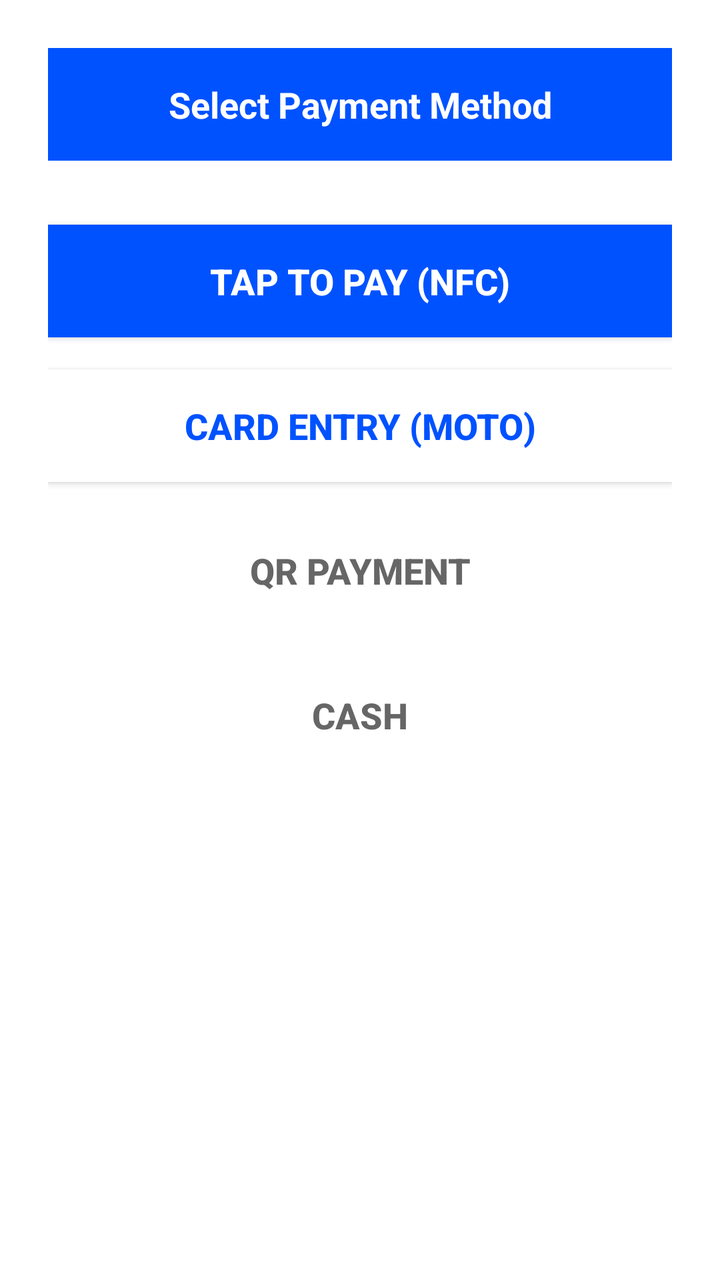
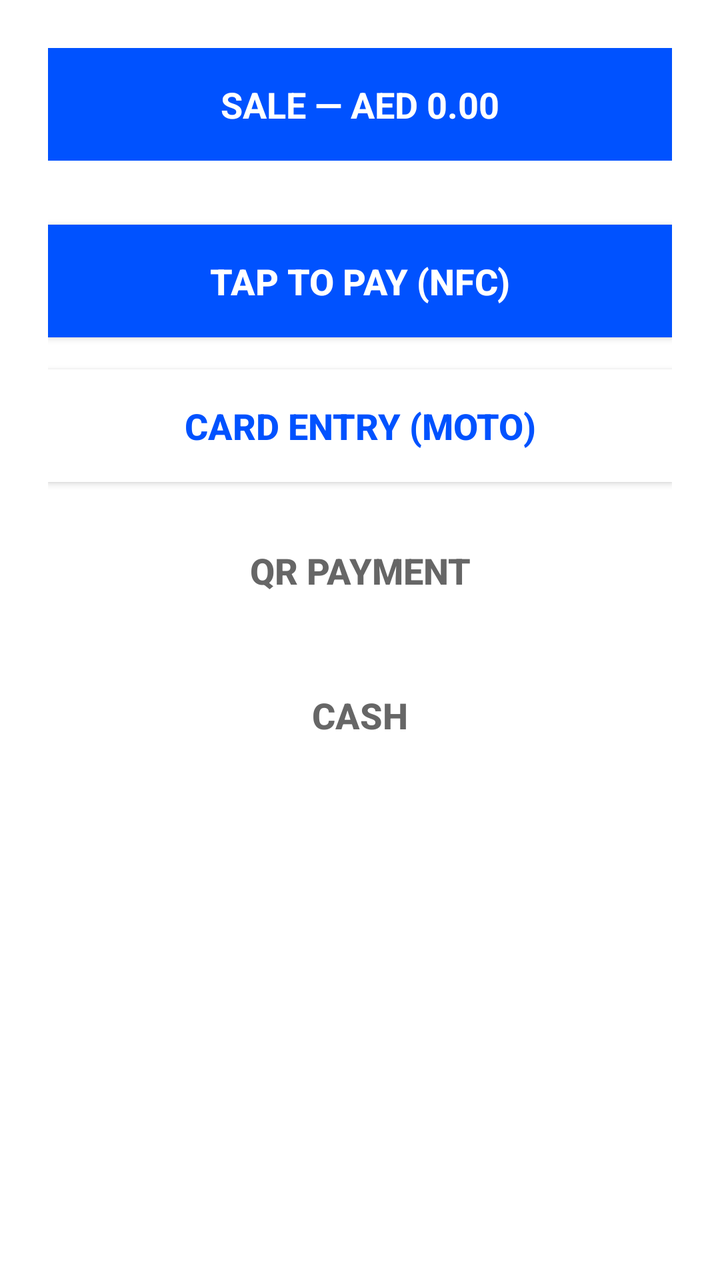

Screens rendered from an Android XML layout before and after an edit, with the pre-edit source and the edit as a unified diff.
<!-- AndroidManifest.xml: activity theme Theme.PrimeStackTapToPay -->
<!-- res/layout/activity_payment_method.xml -->
<?xml version="1.0" encoding="utf-8"?>
<LinearLayout xmlns:android="http://schemas.android.com/apk/res/android"
    android:layout_width="match_parent"
    android:layout_height="match_parent"
    android:background="@color/white"
    android:orientation="vertical"
    android:padding="24dp">

    <TextView
        android:layout_width="match_parent"
        android:layout_height="wrap_content"
        android:background="@color/primestack_primary"
        android:text="Select Payment Method"
        android:textColor="@color/white"
        android:textSize="18sp"
        android:textStyle="bold"
        android:padding="16dp"
        android:gravity="center" />

    <Button
        android:id="@+id/btnTapToPay"
        android:layout_width="match_parent"
        android:layout_height="wrap_content"
        android:text="Tap to Pay (NFC)"
        android:textSize="18sp"
        android:textStyle="bold"
        android:padding="16dp"
        android:background="@color/primestack_primary"
        android:textColor="@color/white"
        android:layout_marginTop="32dp" />

    <Button
        android:id="@+id/btnCardEntry"
        android:layout_width="match_parent"
        android:layout_height="wrap_content"
        android:text="Card Entry (MOTO)"
        android:textSize="18sp"
        android:textStyle="bold"
        android:padding="16dp"
        android:background="@color/white"
        android:textColor="@color/primestack_primary"
        android:layout_marginTop="16dp" />

    <Button
        android:id="@+id/btnQrPayment"
        android:layout_width="match_parent"
        android:layout_height="wrap_content"
        android:text="QR Payment"
        android:textSize="18sp"
        android:textStyle="bold"
        android:padding="16dp"
        android:background="@color/white"
        android:textColor="@color/primestack_gray"
        android:layout_marginTop="16dp"
        android:enabled="false" />

    <Button
        android:id="@+id/btnCash"
        android:layout_width="match_parent"
        android:layout_height="wrap_content"
        android:text="Cash"
        android:textSize="18sp"
        android:textStyle="bold"
        android:padding="16dp"
        android:background="@color/white"
        android:textColor="@color/primestack_gray"
        android:layout_marginTop="16dp"
        android:enabled="false" />

</LinearLayout>
<!-- resources referenced by this layout -->
<resources>
  <color name="primestack_gray">#666666</color>
  <color name="primestack_primary">#0052FF</color>
  <color name="white">#FFFFFFFF</color>
  <style name="Theme.PrimeStackTapToPay" parent="Theme.MaterialComponents.DayNight.DarkActionBar">
          
          <item name="colorPrimary">@color/purple_500</item>
          <item name="colorPrimaryVariant">@color/purple_700</item>
          <item name="colorOnPrimary">@color/white</item>
          
          <item name="colorSecondary">@color/teal_200</item>
          <item name="colorSecondaryVariant">@color/teal_700</item>
          <item name="colorOnSecondary">@color/black</item>
          
          <item name="android:statusBarColor">?attr/colorPrimaryVariant</item>
          
      </style>
  <color name="purple_500">#0052FF</color>
  <color name="purple_700">#0039B3</color>
  <color name="teal_200">#00D1FF</color>
  <color name="teal_700">#0099CC</color>
  <color name="black">#FF000000</color>
</resources>

<!-- the commit's change to res/layout/activity_payment_method.xml (unified diff, before → after) -->
@@ -7,10 +7,11 @@
     android:padding="24dp">
 
     <TextView
+        android:id="@+id/tvPaymentMethodHeader"
         android:layout_width="match_parent"
         android:layout_height="wrap_content"
         android:background="@color/primestack_primary"
-        android:text="Select Payment Method"
+        android:text="SALE — AED 0.00"
         android:textColor="@color/white"
         android:textSize="18sp"
         android:textStyle="bold"
